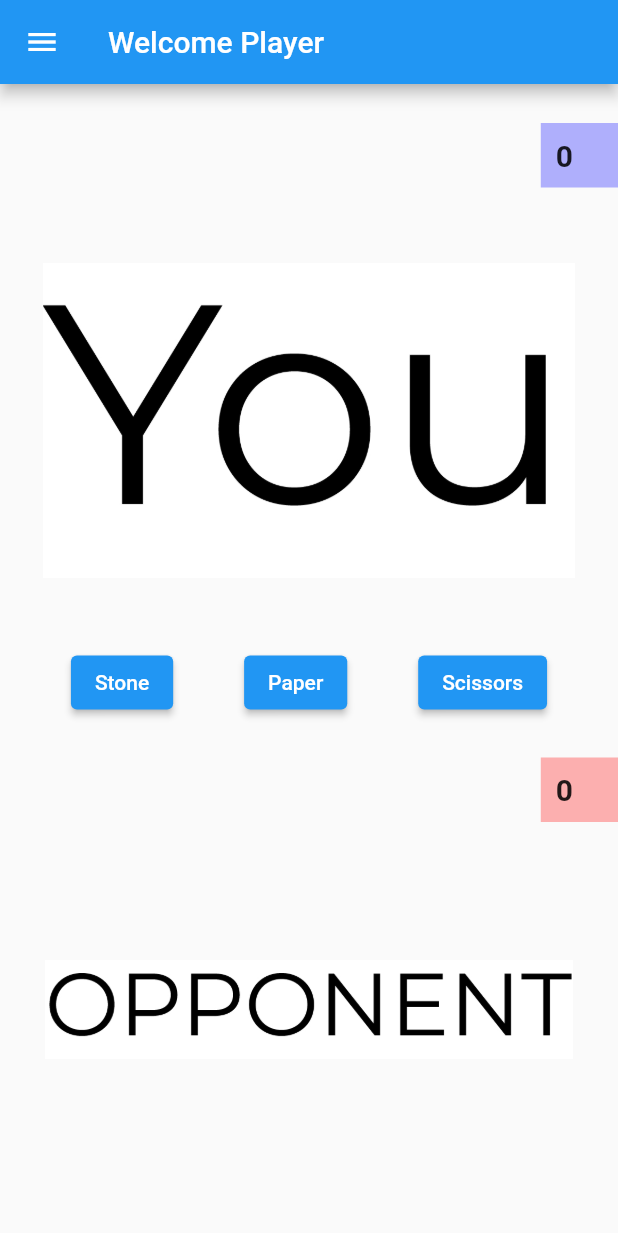
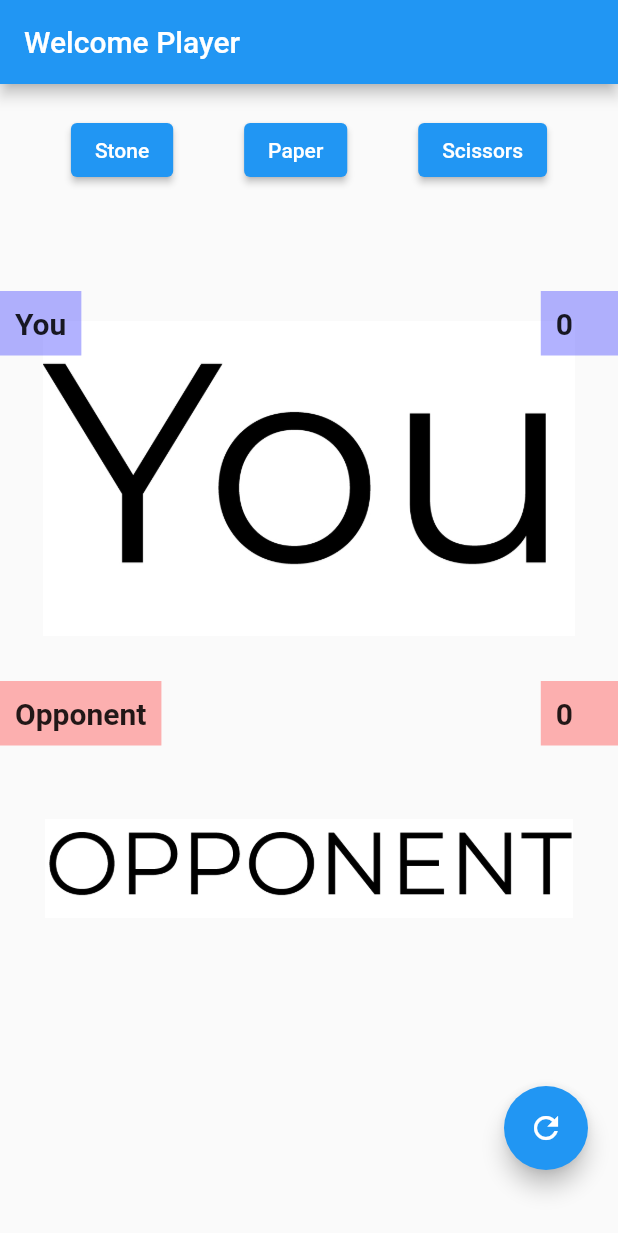
Before and after one commit to 204Rajeev/rockPaperScissors, a Flutter app: the screen it shows after launch, on a phone screen of 412 x 824 dp. Shown: the top 1233 px of the screen. Run offline on Flutter 3.47's test engine with Material 2 defaults, Android fonts, the phone set to English and light mode, and no system bars.

Commit message:
Add existing file

```diff
--- a/lib/main.dart
+++ b/lib/main.dart
@@ -1,5 +1,3 @@
-// ignore_for_file: prefer_const_constructors
-
 import 'package:_game/show_opponent_Hand.dart';
 import 'package:_game/show_player_hand.dart';
 import 'package:flutter/material.dart';
@@ -26,7 +24,7 @@ class _RockPaperScissorsState extends State<RockPaperScissors> {
       playerUrl = 'assets/images/you.jpg';
       oppUrl = 'assets/images/opponent.jpg';
     });
-    Navigator.of(context).pushReplacementNamed('home');
+    Navigator.of(context).pop();
   }
 
   int scoreOfPlayer = 0, scoreOfOpponent = 0;
@@ -86,55 +84,54 @@ class _RockPaperScissorsState extends State<RockPaperScissors> {
         appBar: AppBar(
           title: const Text('Welcome Player'),
         ),
-        drawer: Drawer(
-          child: ListView(
-            // Important: Remove any padding from the ListView.
-            padding: EdgeInsets.zero,
-            children: [
-              const DrawerHeader(
-                padding: EdgeInsets.all(30),
-                decoration: BoxDecoration(
-                  color: Colors.blue,
-                ),
-                child: Text('Settings'),
-              ),
-              ListTile(
-                title: const Text('New Game'),
-                onTap: newGame,
-              ),
-              ListTile(
-                title: const Text('Change Theme'),
-                onTap: () {
-                  // Update the state of the app
-                  // ...
-                  // Then close the drawer
-                  Navigator.pop(context);
-                },
-              ),
-            ],
-          ),
-        ),
-        body: Column(
+        body: SizedBox(
+          height: 900,
+          child: SingleChildScrollView(
+            child: Column(
               mainAxisAlignment: MainAxisAlignment.spaceEvenly,
               children: [
-            ShowPlayerHand(playerUrl, scoreOfPlayer),
+                const SizedBox(
+                  height: 20,
+                ),
                 Row(
                   mainAxisAlignment: MainAxisAlignment.spaceEvenly,
                   children: [
                     ElevatedButton(
-                    onPressed: () => setStone(), child: const Text('Stone')),
+                        onPressed: () => setStone(),
+                        child: const Text('Stone')),
                     ElevatedButton(
-                    onPressed: () => setPaper(), child: const Text('Paper')),
+                        onPressed: () => setPaper(),
+                        child: const Text('Paper')),
                     ElevatedButton(
                         onPressed: () => setSissors(),
                         child: const Text('Scissors'))
                   ],
                 ),
-            showOpponentHand(oppUrl, scoreOfOpponent)
+                const SizedBox(
+                  height: 70,
+                ),
+                ShowPlayerHand(playerUrl, scoreOfPlayer),
+                const SizedBox(
+                  height: 10,
+                ),
+                showOpponentHand(oppUrl, scoreOfOpponent),
+                Padding(
+                  padding: const EdgeInsets.all(20),
+                  child: Row(
+                    mainAxisAlignment: MainAxisAlignment.end,
+                    children: [
+                      FloatingActionButton(
+                        onPressed: newGame,
+                        child: const Icon(Icons.refresh),
+                      ),
+                    ],
+                  ),
+                )
               ],
             ),
           ),
-      routes: {'home': (ctx) => RockPaperScissors()},
+        ),
+      ),
     );
   }
 }
--- a/lib/show_opponent_Hand.dart
+++ b/lib/show_opponent_Hand.dart
@@ -8,16 +8,14 @@ class showOpponentHand extends StatelessWidget {
 
   @override
   Widget build(BuildContext context) {
-    return Container(
-      child: Column(children: [
+    return Stack(children: [
       Row(
         mainAxisAlignment: MainAxisAlignment.end,
         children: [
           Container(
             padding: EdgeInsets.fromLTRB(10, 10, 30, 10),
             margin: EdgeInsets.all(0),
-              decoration:
-                  BoxDecoration(color: Color(0xFF0000).withOpacity(0.3)),
+            decoration: BoxDecoration(color: Color(0xFF0000).withOpacity(0.3)),
             child: Text(
               score.toString(),
               style: TextStyle(fontSize: 20, fontWeight: FontWeight.bold),
@@ -31,7 +29,17 @@ class showOpponentHand extends StatelessWidget {
         width: double.infinity,
         child: Image.asset(oppUrl),
       ),
+      Row(mainAxisAlignment: MainAxisAlignment.start, children: [
+        Container(
+          padding: EdgeInsets.fromLTRB(10, 10, 10, 10),
+          margin: EdgeInsets.all(0),
+          decoration: BoxDecoration(color: Color(0xFF0000).withOpacity(0.3)),
+          child: Text(
+            'Opponent',
+            style: TextStyle(fontSize: 20, fontWeight: FontWeight.bold),
+          ),
+        ),
       ]),
-    );
+    ]);
   }
 }
--- a/lib/show_player_hand.dart
+++ b/lib/show_player_hand.dart
@@ -9,8 +9,13 @@ class ShowPlayerHand extends StatelessWidget {
 
   @override
   Widget build(BuildContext context) {
-    return Container(
-      child: Column(children: [
+    return Stack(children: [
+      Container(
+        padding: EdgeInsets.all(20),
+        height: 250,
+        width: double.infinity,
+        child: Image.asset(playerUrl),
+      ),
       Row(
         mainAxisAlignment: MainAxisAlignment.end,
         children: [
@@ -26,16 +31,18 @@ class ShowPlayerHand extends StatelessWidget {
           ),
         ],
       ),
-        SizedBox(
-          height: 30,
+      Row(mainAxisAlignment: MainAxisAlignment.start, children: [
+        Container(
+          padding: EdgeInsets.fromLTRB(10, 10, 10, 10),
+          margin: EdgeInsets.all(0),
+          decoration:
+              BoxDecoration(color: Color(0x00000000FF).withOpacity(0.3)),
+          child: Text(
+            'You',
+            style: TextStyle(fontSize: 20, fontWeight: FontWeight.bold),
           ),
-        Container(
-          padding: EdgeInsets.all(20),
-          height: 250,
-          width: double.infinity,
-          child: Image.asset(playerUrl),
         ),
       ]),
-    );
+    ]);
   }
 }
```
Lines whose indentation alone changed are shown as unchanged.
